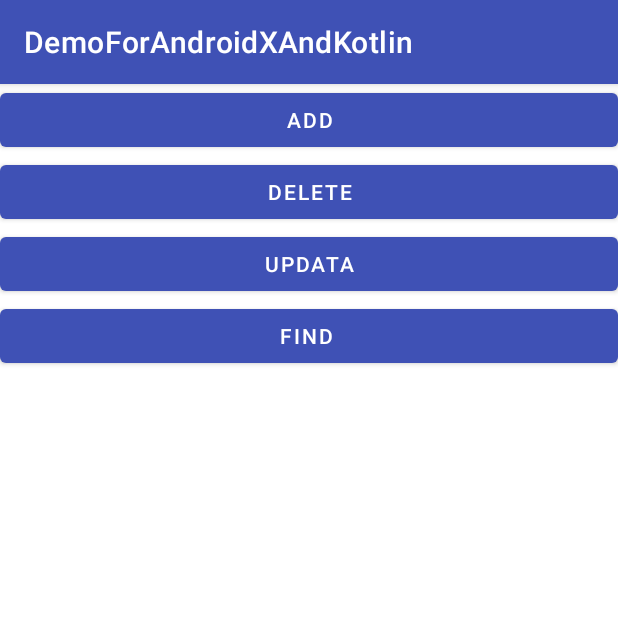
After one commit to sunheihei/DemoForAndroidxAndKotlin, an Android app: the LitepalDemoActivity screen opened directly, with no data from a screen before it, on a phone screen of 412 x 824 dp, the top half of it. The commit adds this screen. Run offline under Robolectric (Android 15) with nearby library versions, the phone set to English and light mode, and no system bars; libraries missing offline, so code that uses them is left out: org.litepal; Roboto replaces fonts that are not available here; 4 statements that could not run were skipped.

Commit message:
litepalDemo

```diff
--- a/app/src/main/java/com/sunexample/demoforandroidxandkotlin/AppContext.kt
+++ b/app/src/main/java/com/sunexample/demoforandroidxandkotlin/AppContext.kt
@@ -3,6 +3,8 @@ package com.sunexample.demoforandroidxandkotlin
 import android.app.Application
 import android.content.Context
 import dagger.hilt.android.HiltAndroidApp
+import org.litepal.LitePal
+import org.litepal.LitePalApplication
 
 @HiltAndroidApp
 class AppContext : Application() {
@@ -10,7 +12,7 @@ class AppContext : Application() {
         super.onCreate()
         appContext = this
 
-
+        LitePal.initialize(this)
         /*  if (LeakCanary.isInAnalyzerProcess(this)) {
             // This process is dedicated to LeakCanary for heap analysis.
             // You should not init your app in this process.
--- a/app/src/main/java/com/sunexample/demoforandroidxandkotlin/MainActivity.kt
+++ b/app/src/main/java/com/sunexample/demoforandroidxandkotlin/MainActivity.kt
@@ -11,6 +11,7 @@ import com.sunexample.demoforandroidxandkotlin.ReadAndWrite.ReadAndWriteActivity
 import com.sunexample.demoforandroidxandkotlin.Rxjava.RxjavaActivity
 import com.sunexample.demoforandroidxandkotlin.StyleAndTheme.StyleAndThemeActivity
 import com.sunexample.demoforandroidxandkotlin.jetapck.JetPackActivity
+import com.sunexample.demoforandroidxandkotlin.litepal.LitepalDemoActivity
 import kotlinx.android.synthetic.main.activity_main.*
 
 
@@ -41,7 +42,9 @@ class MainActivity : AppCompatActivity() {
         }
         rxjava.setOnClickListener {
             startActivity(Intent(this, RxjavaActivity::class.java))
-
+        }
+        litepal.setOnClickListener {
+            startActivity(Intent(this, LitepalDemoActivity::class.java))
         }
     }
 }
--- /dev/null
+++ b/app/src/main/java/com/sunexample/demoforandroidxandkotlin/litepal/LitepalDemoActivity.kt
@@ -0,0 +1,85 @@
+package com.sunexample.demoforandroidxandkotlin.litepal
+
+import android.os.Bundle
+import android.util.Log
+import androidx.appcompat.app.AppCompatActivity
+import com.sunexample.demoforandroidxandkotlin.R
+import com.sunexample.demoforandroidxandkotlin.litepal.bean.News
+import kotlinx.android.synthetic.main.activity_litepal_demo.*
+import org.litepal.LitePal
+import java.util.*
+
+
+class LitepalDemoActivity : AppCompatActivity() {
+
+    lateinit var adapter: litepalRecAdapter
+    private var NewsData: MutableList<News> = mutableListOf()
+
+    override fun onCreate(savedInstanceState: Bundle?) {
+        super.onCreate(savedInstanceState)
+        setContentView(R.layout.activity_litepal_demo)
+        init()
+    }
+
+    private fun init() {
+        litepal_add.setOnClickListener {
+            LitePalAdd()
+        }
+
+        litepal_delete.setOnClickListener {
+            LitePalDelete()
+        }
+
+        litepal_updata.setOnClickListener {
+            LitePalUpData()
+        }
+
+        litepal_find.setOnClickListener {
+            LitePalFind()
+        }
+
+        initRec()
+    }
+
+    private fun initRec() {
+        NewsData = LitePal.findAll(News::class.java)
+        adapter = litepalRecAdapter(this)
+        adapter.setData(NewsData)
+        rec_sql.adapter = adapter
+
+    }
+
+    private fun refrushData() {
+        NewsData = LitePal.findAll(News::class.java)
+        Log.d("LITEPAL", NewsData.size.toString())
+        adapter.setData(NewsData)
+    }
+
+
+    private fun LitePalAdd() {
+        val new = News()
+        new.content = "content1"
+        new.title = "title1"
+        new.commentCount = 2
+        new.save()
+
+
+        refrushData()
+    }
+
+    private fun LitePalDelete() {
+        LitePal.delete(News::class.java, 1)
+    }
+
+    private fun LitePalUpData() {
+
+    }
+
+    private fun LitePalFind() {
+        val lastNews: News = LitePal.findLast(News::class.java)
+
+        val newsList: List<News> = LitePal.findAll(News::class.java, 1, 3, 5, 7)
+    }
+
+
+}
--- /dev/null
+++ b/app/src/main/res/layout/activity_litepal_demo.xml
@@ -0,0 +1,43 @@
+<?xml version="1.0" encoding="utf-8"?>
+<LinearLayout xmlns:android="http://schemas.android.com/apk/res/android"
+    xmlns:app="http://schemas.android.com/apk/res-auto"
+    xmlns:tools="http://schemas.android.com/tools"
+    android:layout_width="match_parent"
+    android:layout_height="match_parent"
+    android:orientation="vertical"
+    tools:context=".litepal.LitepalDemoActivity">
+
+    <Button
+        android:id="@+id/litepal_add"
+        android:layout_width="match_parent"
+        android:layout_height="wrap_content"
+        android:text="add" />
+
+    <Button
+        android:id="@+id/litepal_delete"
+        android:layout_width="match_parent"
+        android:layout_height="wrap_content"
+        android:text="delete" />
+
+    <Button
+        android:id="@+id/litepal_updata"
+        android:layout_width="match_parent"
+        android:layout_height="wrap_content"
+        android:text="updata" />
+
+    <Button
+        android:id="@+id/litepal_find"
+        android:layout_width="match_parent"
+        android:layout_height="wrap_content"
+        android:text="find " />
+
+
+    <androidx.recyclerview.widget.RecyclerView
+        android:id="@+id/rec_sql"
+        android:layout_width="match_parent"
+        android:layout_height="match_parent"
+        android:layout_marginTop="24dp"
+        app:layoutManager="androidx.recyclerview.widget.LinearLayoutManager" />
+
+
+</LinearLayout>
--- a/app/src/main/res/layout/activity_main.xml
+++ b/app/src/main/res/layout/activity_main.xml
@@ -49,5 +49,10 @@
         android:layout_height="wrap_content"
         android:text="rxjava" />
 
+    <Button
+        android:id="@+id/litepal"
+        android:layout_width="match_parent"
+        android:layout_height="wrap_content"
+        android:text="litepal" />
 
 </LinearLayout>
--- a/app/src/main/res/layout/activity_read_and_write.xml
+++ b/app/src/main/res/layout/activity_read_and_write.xml
@@ -95,7 +95,7 @@
             android:id="@+id/btn_open_ex_doc"
             android:layout_width="match_parent"
             android:layout_height="wrap_content"
-            android:text="create_ex_doc" />
+            android:text="open_ex_doc" />
 
 
         <Button
```
Also changed, not shown: app/build.gradle (+7 -3 lines), app/src/main/AndroidManifest.xml (+7 -4 lines), app/src/main/assets/litepal.xml (added, +10 -0 lines), app/src/main/java/com/sunexample/demoforandroidxandkotlin/ReadAndWrite/ReadAndWriteActivity.kt (+5 -2 lines), app/src/main/java/com/sunexample/demoforandroidxandkotlin/litepal/bean/Category.kt (added, +9 -0 lines), app/src/main/java/com/sunexample/demoforandroidxandkotlin/litepal/bean/Introduction.kt (added, +8 -0 lines), app/src/main/java/com/sunexample/demoforandroidxandkotlin/litepal/bean/News.kt (added, +12 -0 lines), app/src/main/java/com/sunexample/demoforandroidxandkotlin/litepal/bean/WeightHeight.kt (added, +18 -0 lines), app/src/main/java/com/sunexample/demoforandroidxandkotlin/litepal/litepalRecAdapter.kt (added, +52 -0 lines), app/src/main/res/layout/item_litepal_demo.xml (added, +10 -0 lines).
